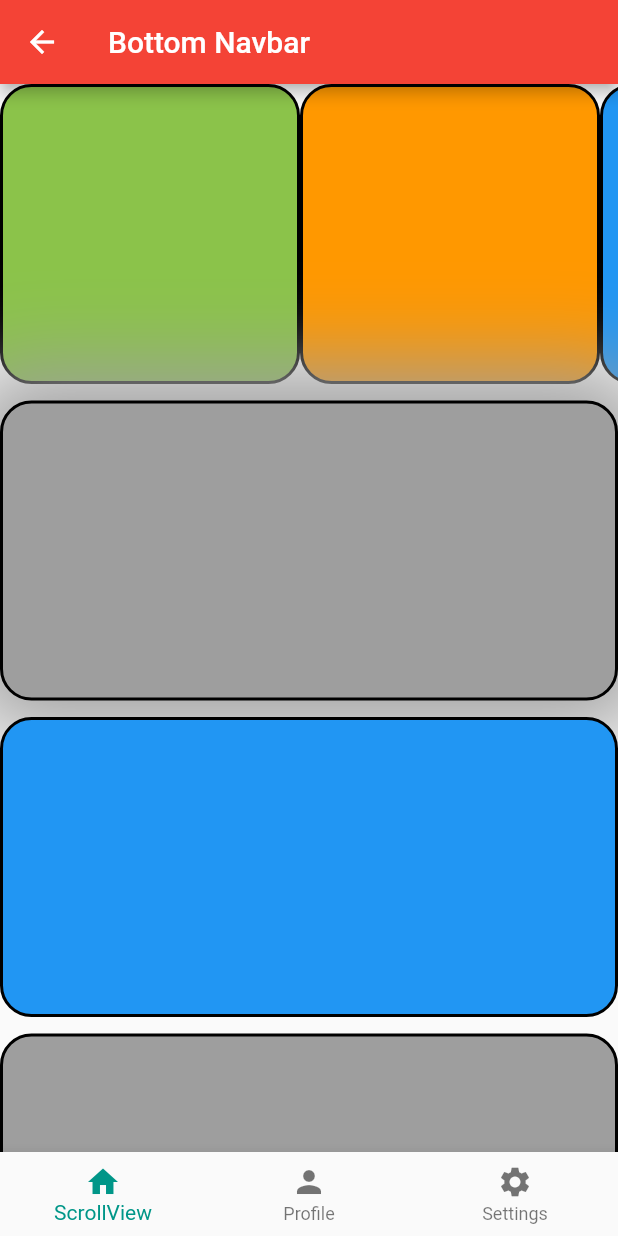
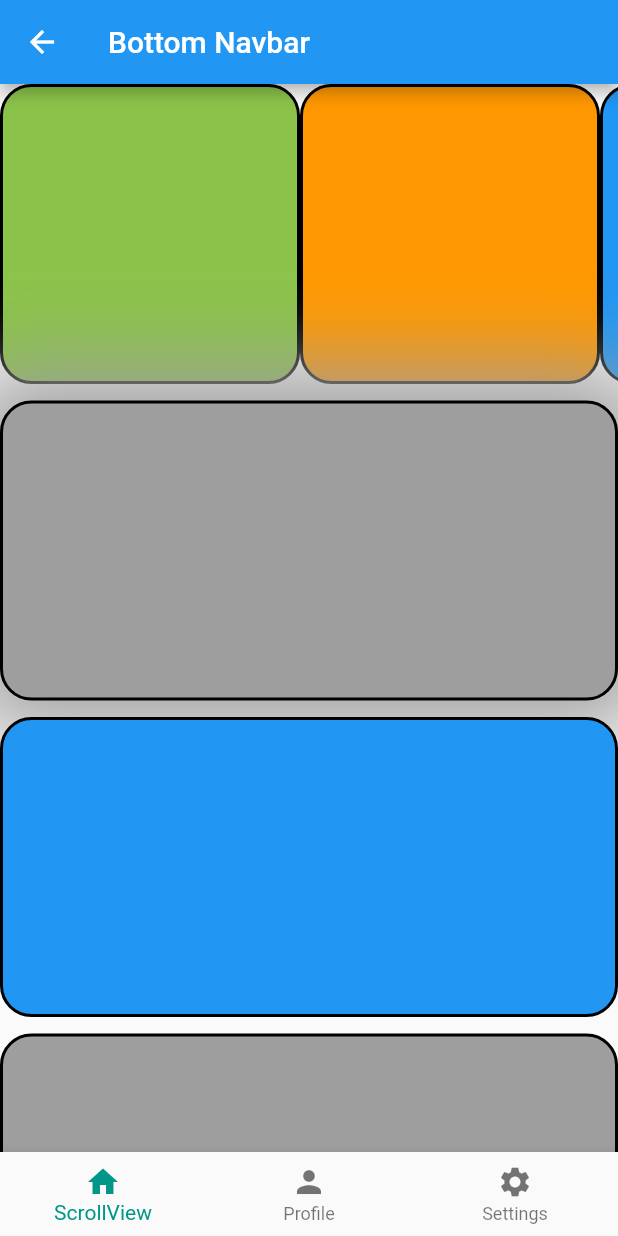
Before and after one commit to vs5301/fsdflutter, a Flutter app: the screen it shows after launch, in the side drawer, after a tap on "Bottom Navigation", on a phone screen of 412 x 824 dp. Run offline on Flutter 3.47's test engine with Material 2 defaults, Android fonts, the light colour scheme and no system bars; our stand-ins replace firebase_core, webview_flutter; accounts and stored records are empty.

Commit message:
Final UI elements

```diff
--- a/lib/main.dart
+++ b/lib/main.dart
@@ -1,6 +1,7 @@
 import 'package:flutter/material.dart';
 import 'package:fsdflutter/tutorials/calculator.dart';
 import 'package:fsdflutter/tutorials/custom_widget.dart';
+import 'package:fsdflutter/tutorials/splash_screen.dart';
 import 'package:fsdflutter/tutorials/widget_class.dart';
 import 'package:fsdflutter/tutorials/bottom_navbar.dart';
 import 'package:fsdflutter/tutorials/navigation_drawer.dart';
@@ -41,33 +42,35 @@ class MyApp extends StatelessWidget {
           //
           // This works for code too, not just values: Most code changes can be
           // tested with just a hot reload.
-          primarySwatch: Colors.red,
-          appBarTheme: AppBarTheme(color: Colors.red),
+          // primarySwatch: Colors.red,
+          // appBarTheme: AppBarTheme(color: Colors.red),
           textTheme: TextTheme(
             displayLarge: TextStyle(fontSize: 22, fontWeight: FontWeight.bold),
             titleMedium: TextStyle(fontSize: 11, fontWeight: FontWeight.w500, fontStyle: FontStyle.italic)
           )
         ),
+        home: SplashScreen(),
         debugShowCheckedModeBanner: false,
         // home: PageOne (),
-        initialRoute: '/drawer',
-        routes: {
-          '/': (context) => const NavigationDrawerPage(),
-          '/home': (context) => const HomePage(),
-          '/pageOne': (context) => const PageOne(),
-          '/pageTwo': (context) => const PageTwo(),
-          '/newsList': (context) => const NewsListPage(),
-          '/newsDetails': (context) => const NewsDetails(),
-          '/drawer': (context) => const NavigationDrawerPage(),
-          '/bottom': (context) => const BottomNavigationPage(),
-          '/newsApi': (context) => const NewsPage(),
-          '/rowcol': (context) => const RowColumnsPage(),
-          '/tabnav': (context) => const TabBarPage(),
-          '/widgetClass': (context) => const WidgetClassPage(),
-          '/stackWidget': (context) => const StackWidgetPage(),
-          '/customWidget': (context) => const CustomWidgetPage(),
-          '/calculator': (context) => const CalculatorPage(),
-        });
+        // initialRoute: '/drawer',
+        // routes: {
+        //   '/': (context) => const NavigationDrawerPage(),
+        //   '/home': (context) => const HomePage(),
+        //   '/pageOne': (context) => const PageOne(),
+        //   '/pageTwo': (context) => const PageTwo(),
+        //   '/newsList': (context) => const NewsListPage(),
+        //   '/newsDetails': (context) => const NewsDetails(),
+        //   '/drawer': (context) => const NavigationDrawerPage(),
+        //   '/bottom': (context) => const BottomNavigationPage(),
+        //   '/newsApi': (context) => const NewsPage(),
+        //   '/rowcol': (context) => const RowColumnsPage(),
+        //   '/tabnav': (context) => const TabBarPage(),
+        //   '/widgetClass': (context) => const WidgetClassPage(),
+        //   '/stackWidget': (context) => const StackWidgetPage(),
+        //   '/customWidget': (context) => const CustomWidgetPage(),
+        //   '/calculator': (context) => const CalculatorPage(),
+        // }
+    );
   }
 }
 
--- a/lib/tutorials/bottom_navbar.dart
+++ b/lib/tutorials/bottom_navbar.dart
@@ -9,6 +9,7 @@ class BottomNavigationPage extends StatefulWidget {
 
 class _BottomNavigationPageState extends State<BottomNavigationPage> {
 
+  RangeValues values = RangeValues(0, 1);
   late DateTime datePicked;
   int index = 0;
   var arrColors = [
--- a/lib/tutorials/navigation_drawer.dart
+++ b/lib/tutorials/navigation_drawer.dart
@@ -2,6 +2,7 @@ import 'package:flutter/material.dart';
 import 'package:fsdflutter/tutorials/bottom_navbar.dart';
 import 'package:fsdflutter/tutorials/calculator.dart';
 import 'package:fsdflutter/tutorials/news_list_page.dart';
+import 'package:fsdflutter/tutorials/range_slider.dart';
 import 'package:fsdflutter/tutorials/row_columns.dart';
 import 'package:fsdflutter/tutorials/tab_navigation.dart';
 
@@ -237,19 +238,20 @@ class _NavigationDrawerPageState extends State<NavigationDrawerPage> {
                 color: Colors.black12,
                 height: 1,
               ),
-              // ListTile(
-              //   title: Text("Profile Settings"),
-              //   subtitle: Text("Payment information"),
-              //   leading: Icon(Icons.person),
-              //   trailing: Icon(Icons.keyboard_arrow_right),
-              //   onTap: (){
-              //
-              //   },
-              // ),
-              // Container(
-              //   color: Colors.black12,
-              //   height: 1,
-              // ),
+              ListTile(
+                title: Text("Range Slider"),
+                subtitle: Text("UI element range slider"),
+                leading: Icon(Icons.date_range),
+                trailing: Icon(Icons.keyboard_arrow_right),
+                onTap: (){
+                  var route = MaterialPageRoute(builder: (context) => const RangeSliderPage());
+                  Navigator.push(context, route);
+                },
+              ),
+              Container(
+                color: Colors.black12,
+                height: 1,
+              ),
               // ListTile(
               //   title: Text("Help & Support"),
               //   subtitle: Text("Payment information"),
--- /dev/null
+++ b/lib/tutorials/splash_screen.dart
@@ -0,0 +1,35 @@
+import 'dart:async';
+
+import 'package:flutter/material.dart';
+import 'package:fsdflutter/tutorials/navigation_drawer.dart';
+
+class SplashScreen extends StatefulWidget {
+  const SplashScreen({super.key});
+
+  @override
+  State<SplashScreen> createState() => _SplashScreenState();
+}
+
+class _SplashScreenState extends State<SplashScreen> {
+
+  @override
+  void initState() {
+    super.initState();
+
+    Timer(Duration(seconds: 2), () {
+      Navigator.pushReplacement(context, MaterialPageRoute(builder: (context) => NavigationDrawerPage()));
+    });
+  }
+
+  @override
+  Widget build(BuildContext context) {
+    return Scaffold(
+      body: Container(
+        color: Colors.blue,
+        child: Center(
+          child: Text("FSDFlutter", style: TextStyle(fontWeight: FontWeight.bold, fontSize: 30, color: Colors.white),),
+        ),
+      ),
+    );
+  }
+}
```
Also changed, not shown: lib/tutorials/calculator.dart (+36 -4 lines), lib/tutorials/range_slider.dart (added, +40 -0 lines). Lines whose indentation alone changed are shown as unchanged.
